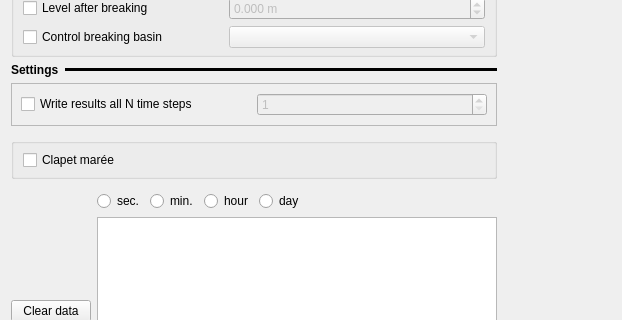
Above: ui/structures/ui_mobil_object_met1.ui from Artelia/Mascaret before the change; both pictures show x 0 to 622 and y 101 to 421 of the 916 by 555 pixel window. Below: the same form after it.
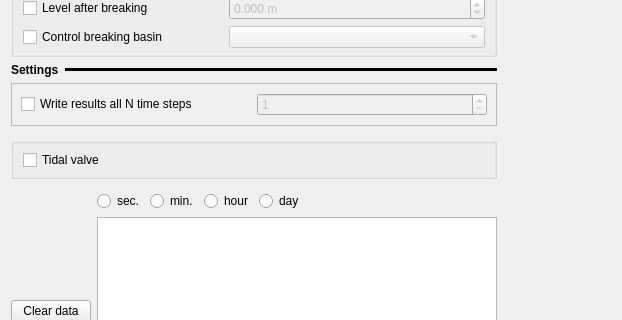
That is the form after the change.

Commit message: delete french term

Diff of the .ui file:
```diff
--- a/ui/structures/ui_mobil_object_met1.ui
+++ b/ui/structures/ui_mobil_object_met1.ui
@@ -29,7 +29,7 @@
       <item row="1" column="0">
        <widget class="QCheckBox" name="cc_clapet">
         <property name="text">
-         <string>Clapet marée</string>
+         <string>Tidal valve</string>
         </property>
        </widget>
       </item>
```
